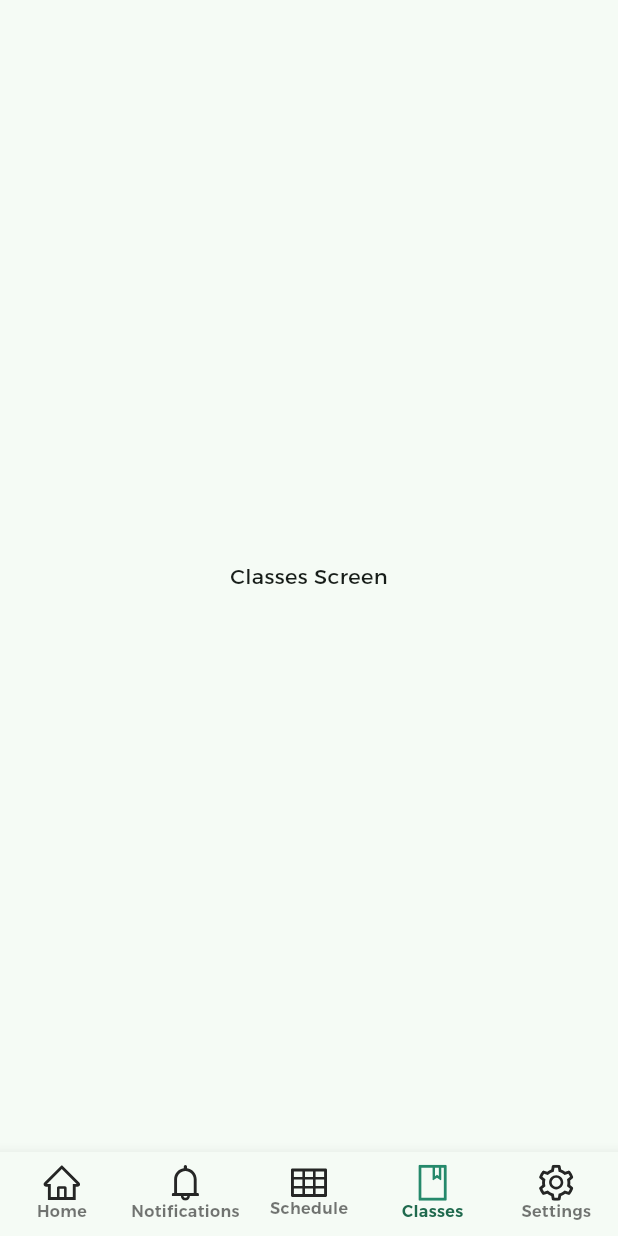
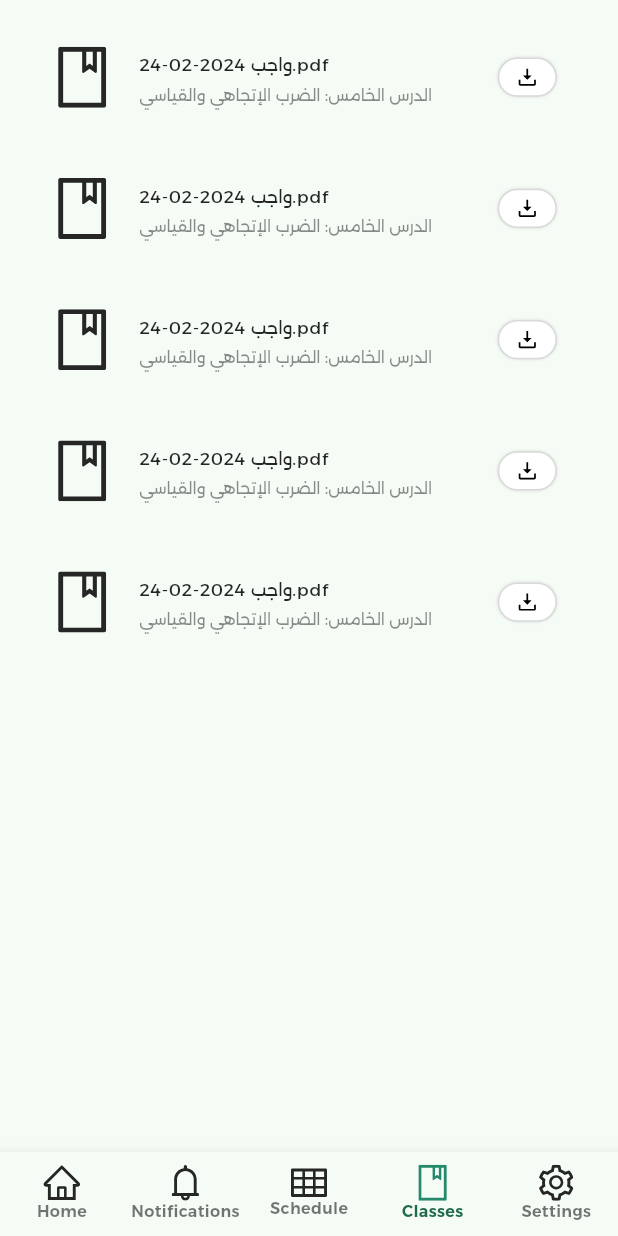
Before and after one commit to AhmedShehatah/Schooly, a Flutter app: the MainScreen screen opened directly with empty values, item 4 of the bottom bar chosen, on a phone screen of 412 x 824 dp. Run offline on Flutter 3.47's test engine with Material 3 defaults, Android fonts, the phone set to English and light mode, and no system bars; drawn by our look-alikes of toastification; our stand-ins replace dio, flutter_bloc, flutter_dotenv, flutter_screenutil, flutter_secure_storage, flutter_svg and 11 more; missing offline and left inert: agora_rtc_engine, awesome_dio_interceptor; accounts and stored records are empty; generated files the repository leaves out were written again; statements that could not run were skipped.

Commit message:
feat homework design

```diff
--- a/lib/app/route_manager/app_router.dart
+++ b/lib/app/route_manager/app_router.dart
@@ -3,6 +3,7 @@ import 'package:go_router/go_router.dart';
 
 import '../../core/shared_preferences/prefs_keys.dart';
 import '../../core/shared_preferences/shared_prefs.dart';
+import '../../presentation/homework/pages/homework_screen.dart';
 import '../../presentation/lesson_meeting/pages/lesson_meeting_screen.dart';
 import '../../presentation/main/cubits/bottom_navigation_cubit.dart';
 import '../../presentation/main/pages/main_screen.dart';
@@ -17,7 +18,7 @@ class AppRouter {
   final _shellNavigatorKey = GlobalKey<NavigatorState>();
   String get _initialLocation {
     if (sl<SharedPrefs>().getBool(key: PrefsKeys.isLogged) ?? false) {
-      return UpcomingClassesScreen.routeName;
+      return LoginScreen.routeName;
     } else {
       return SplashScreen.routeName;
     }
@@ -76,8 +77,7 @@ class AppRouter {
             pageBuilder: (context, state) {
               // sl<BottomNavigationCubit>().changePage(3);
 
-              return _buildPageWithTransition(
-                  const Center(child: Text('Classes Screen')), state);
+              return _buildPageWithTransition(const HomeworkScreen(), state);
             },
           ),
           GoRoute(
--- a/lib/core/assets/assets.gen.dart
+++ b/lib/core/assets/assets.gen.dart
@@ -18,6 +18,9 @@ class $AssetsIconsGen {
   /// File path: assets/icons/bell.svg
   SvgGenImage get bell => const SvgGenImage('assets/icons/bell.svg');
 
+  /// File path: assets/icons/download.svg
+  SvgGenImage get download => const SvgGenImage('assets/icons/download.svg');
+
   /// File path: assets/icons/home.svg
   SvgGenImage get home => const SvgGenImage('assets/icons/home.svg');
 
@@ -31,7 +34,8 @@ class $AssetsIconsGen {
   SvgGenImage get table => const SvgGenImage('assets/icons/table.svg');
 
   /// List of all assets
-  List<SvgGenImage> get values => [bell, home, notebook, settings, table];
+  List<SvgGenImage> get values =>
+      [bell, download, home, notebook, settings, table];
 }
 
 class $AssetsImagesGen {
--- /dev/null
+++ b/lib/presentation/homework/pages/homework_screen.dart
@@ -0,0 +1,38 @@
+import 'package:flutter/material.dart';
+import 'package:flutter_screenutil/flutter_screenutil.dart';
+
+import '../widgets/homework_card_widget.dart';
+
+class HomeworkScreen extends StatefulWidget {
+  const HomeworkScreen({Key? key}) : super(key: key);
+  static const String routeName = '/classes';
+
+  @override
+  HomeworkScreenState createState() => HomeworkScreenState();
+}
+
+class HomeworkScreenState extends State<HomeworkScreen> {
+  @override
+  Widget build(BuildContext context) {
+    return Scaffold(
+      body: Padding(
+        padding: EdgeInsets.symmetric(horizontal: 16.w, vertical: 8.h),
+        child: Column(
+          crossAxisAlignment: CrossAxisAlignment.start,
+          children: [
+            Expanded(
+              child: ListView.separated(
+                itemBuilder: (context, index) {
+                  return const HomeworkCardWidget();
+                },
+                separatorBuilder: (context, index) => 15.horizontalSpace,
+                scrollDirection: Axis.vertical,
+                itemCount: 5,
+              ),
+            ),
+          ],
+        ),
+      ),
+    );
+  }
+}
--- /dev/null
+++ b/lib/presentation/homework/widgets/homework_card_widget.dart
@@ -0,0 +1,57 @@
+import 'package:flutter/material.dart';
+import 'package:flutter_screenutil/flutter_screenutil.dart';
+import '../../../core/theme/palette.dart';
+
+import '../../../core/assets/assets.gen.dart';
+import '../../../core/widgets/text/custom_text.dart';
+
+class HomeworkCardWidget extends StatelessWidget {
+  const HomeworkCardWidget({
+    super.key,
+  });
+
+  @override
+  Widget build(BuildContext context) {
+    return Column(
+      children: [
+        Padding(
+          padding: EdgeInsets.symmetric(vertical: 8.h),
+          child: ListTile(
+            ///TODO: IMAGE NOTEBOOK
+            leading: Assets.icons.notebook.svg(
+              width: 42.w,
+              height: 42.h,
+            ),
+            title: CustomText.s12(
+              'واجب 2024-02-24.pdf',
+              color: Palette.character.primary85,
+            ),
+            subtitle: CustomText.s11(
+              'الدرس الخامس: الضرب الإتجاهي والقياسي',
+              color: Palette.character.secondary45,
+            ),
+            trailing: InkWell(
+              child: Container(
+                padding: EdgeInsets.symmetric(horizontal: 10.w, vertical: 4.h),
+                decoration: BoxDecoration(
+                  shape: BoxShape.rectangle,
+                  borderRadius: BorderRadius.circular(999.r),
+                  color: Palette.neutral.color1,
+                  border: Border.all(color: Palette.neutral.color5),
+                  boxShadow: [
+                    BoxShadow(
+                      color: Palette.neutral.color5,
+                      blurRadius: 1.r,
+                    )
+                  ],
+                ),
+                child: Assets.icons.download.svg(height: 17.sp),
+              ),
+              onTap: () {},
+            ),
+          ),
+        ),
+      ],
+    );
+  }
+}
```
Also changed, not shown: assets/icons/download.svg (added).
